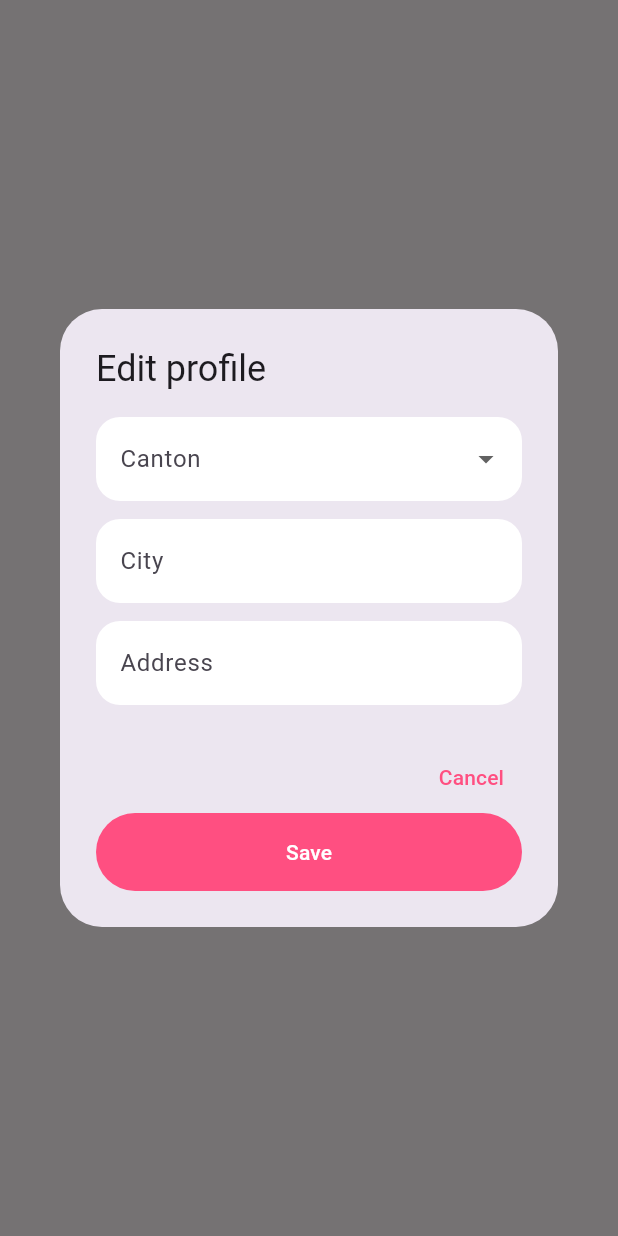
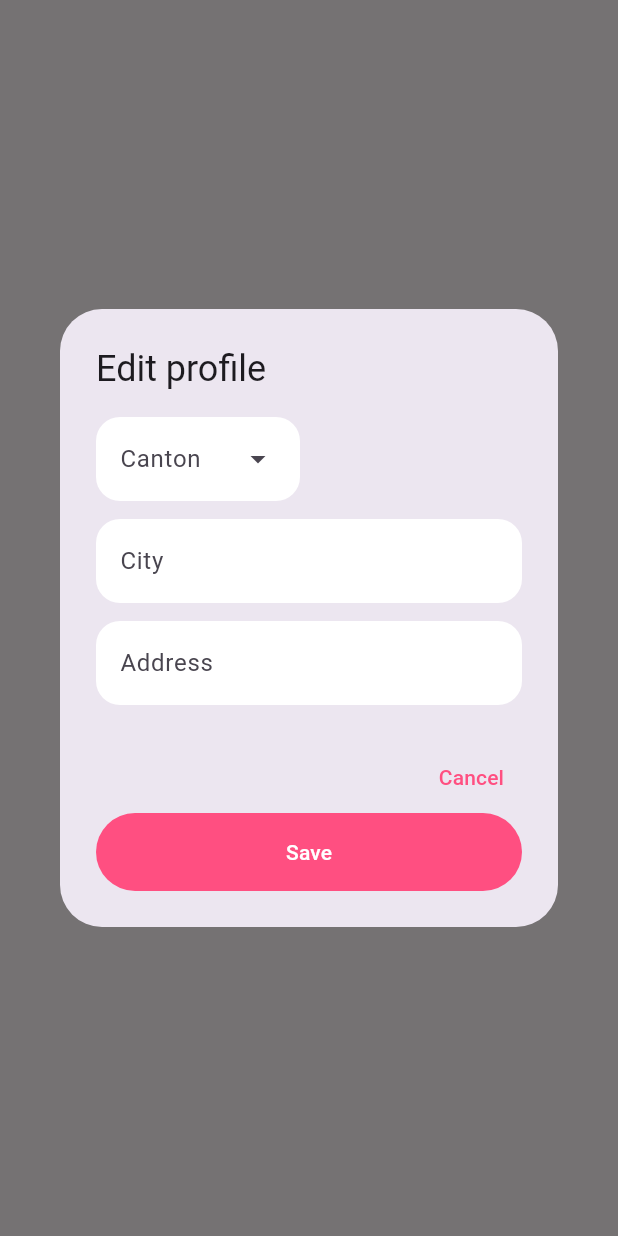
Before and after one commit to Dyumes/SS2-MobileApp, a Flutter app: what showEmployerEditDialog() shows on an empty page, opened directly with empty values, on a phone screen of 412 x 824 dp. Run offline on Flutter 3.47's test engine with Material 3 defaults, Android fonts, the phone set to English and light mode, and no system bars; our stand-ins replace cloud_firestore, firebase_auth, firebase_core; accounts and stored records are empty.

Commit message:
Replaced every dropdown by DropdownMenu and updated theme

```diff
--- a/jobinder/lib/utils/app_constants.dart
+++ b/jobinder/lib/utils/app_constants.dart
@@ -10,4 +10,10 @@ class AppConstants {
   static const List<String> degrees = [
     'Bachelor', 'Master', 'PhD',
   ];
+
+  static const List<String> industries = [
+    'Education', 'Manufacturing', 'Healthcare', 'Finance', 'IT',
+    'Energy', 'Hospitality', 'Public sector', 'Consulting',
+    'Pharma', 'Construction', 'Retail'
+  ];
 }
--- a/jobinder/lib/view/employer_profile.dart
+++ b/jobinder/lib/view/employer_profile.dart
@@ -154,19 +154,17 @@ Future<bool?> showEmployerEditDialog(
       builder: (context, setDialogState) => ProfileEditDialog(
         title: 'Edit profile',
         fields: [
-          DropdownButtonFormField<String>(
-            initialValue: canton,
-            decoration: const InputDecoration(labelText: 'Canton'),
-            style: TextStyle(
-              fontSize: 16,
-              fontWeight: FontWeight.normal,
-              color: Color(0xFF222222),
-            ),
-            items: AppConstants.cantons
-                .map((c) => DropdownMenuItem(value: c, child: Text(c)))
-                .toList(),
-            onChanged: (value) => setDialogState(() => canton = value),
-            validator: (v) => v == null ? 'Field required' : null,
+          DropdownMenu<String>(
+            initialSelection: canton,
+            label: const Text('Canton'),
+            dropdownMenuEntries: AppConstants.cantons
+              .map((c) => DropdownMenuEntry(value: c, label: c))
+              .toList(),
+            onSelected: (value) {
+              if (value != null) {
+                setDialogState(() => canton = value);
+              }
+            },
           ),
           const SizedBox(height: 12),
           TextFormField(
```
Also changed, not shown: jobinder/lib/utils/theme.dart (+35 -0 lines), jobinder/lib/view/jobseeker_profile.dart (+12 -13 lines), jobinder/lib/view/new_job_form.dart (+8 -19 lines), jobinder/lib/view/register_view.dart (+9 -23 lines).
